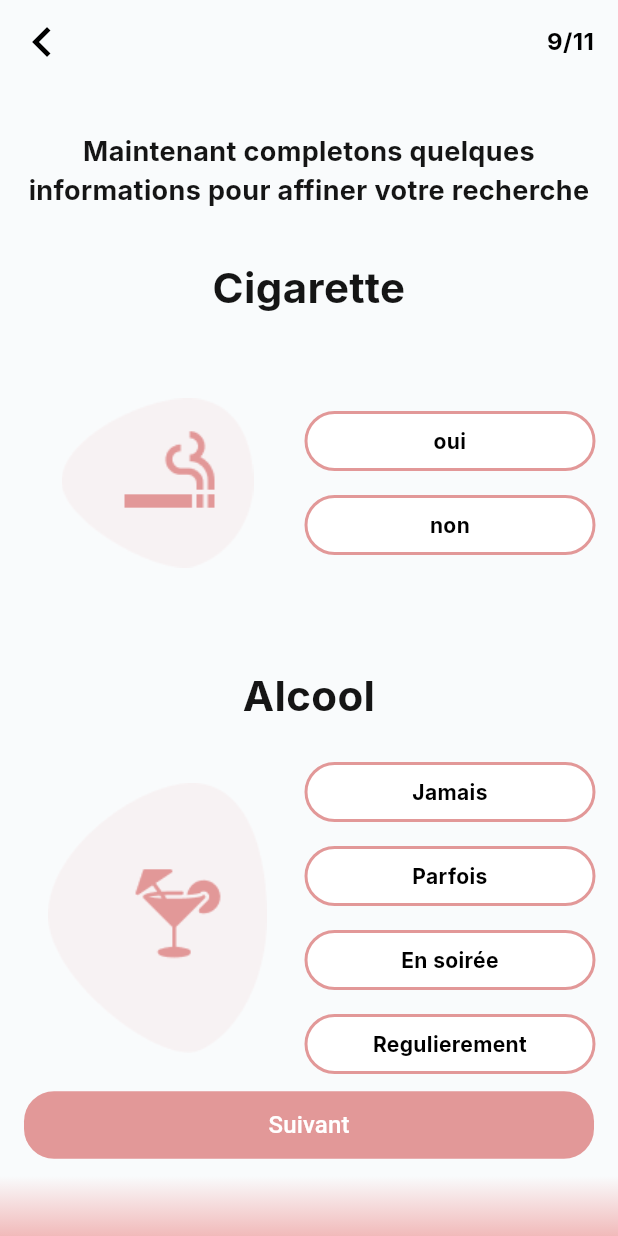
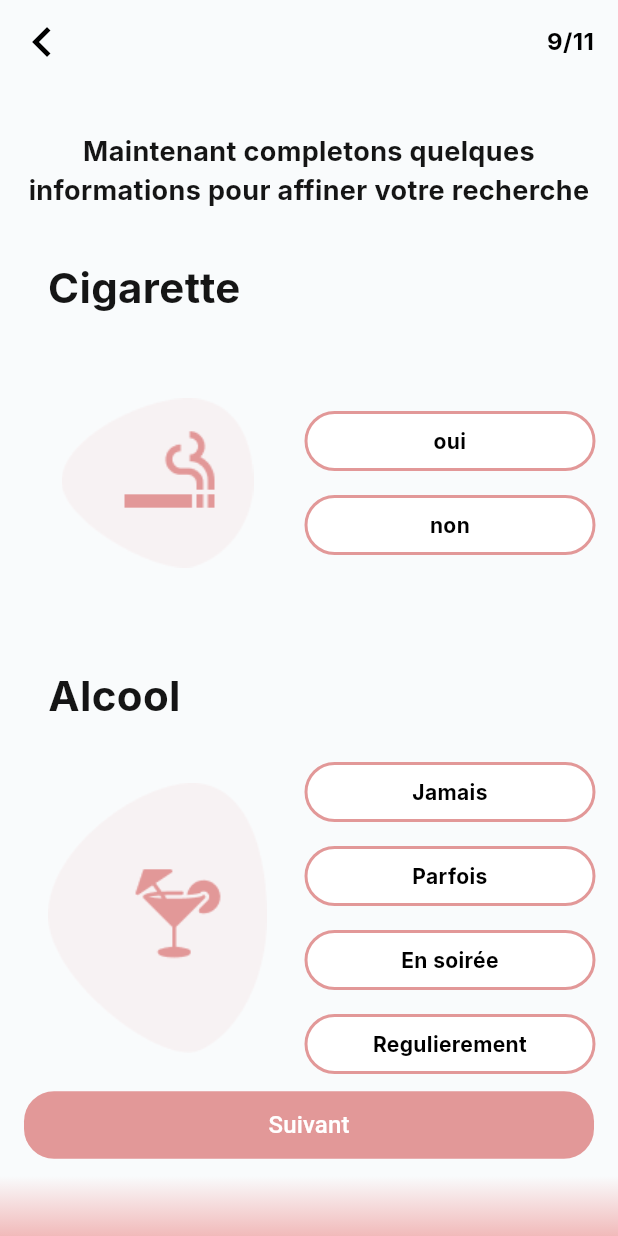
Before and after one commit to bantubeat/featlink_app_ui, a Flutter app: the CreateProfileStep1o8Screen screen opened directly, on a phone screen of 412 x 824 dp. Run offline on Flutter 3.47's test engine with Material 3 defaults, Android fonts, the phone set to English and light mode, and no system bars; our stand-ins replace country_picker, dotted_border, easy_localization, flutter_vector_icons, google_fonts, image_picker and 1 more.

Commit message:
Fix some design errors

```diff
--- a/assets/i18n/fr.json
+++ b/assets/i18n/fr.json
@@ -95,4 +95,5 @@
         "alcool_party": "En soirée",
         "alcool_regulary": "Regulierement"
     }
+
 }
--- a/lib/src/screens/_create_profile/create_profile_step_1o8_screen.dart
+++ b/lib/src/screens/_create_profile/create_profile_step_1o8_screen.dart
@@ -59,6 +59,7 @@ class _CreateProfileStep1o8ScreenState
           Expanded(
             child: SingleChildScrollView(
               child: Column(
+                crossAxisAlignment: CrossAxisAlignment.start,
                 children: [
                   const SizedBox(
                     height: 32,
@@ -77,13 +78,16 @@ class _CreateProfileStep1o8ScreenState
                   const SizedBox(
                     height: 32,
                   ),
-                  Text(
+                  Padding(
+                    padding: const EdgeInsets.symmetric(horizontal: 32),
+                    child: Text(
                       LocaleKeys.create_profile_step_1o8_screen_smoke.tr(),
                       style: const TextStyle(
                         fontSize: 28,
                         fontWeight: FontWeight.bold,
                       ),
                       textAlign: TextAlign.center,
+                    ),
                   ),
                   const SizedBox(
                     height: 20,
@@ -156,13 +160,16 @@ class _CreateProfileStep1o8ScreenState
                   const SizedBox(
                     height: 32,
                   ),
-                  Text(
+                  Padding(
+                    padding: const EdgeInsets.symmetric(horizontal: 32),
+                    child: Text(
                       LocaleKeys.create_profile_step_1o8_screen_alcool.tr(),
                       style: const TextStyle(
                         fontSize: 28,
                         fontWeight: FontWeight.bold,
                       ),
-                    textAlign: TextAlign.center,
+                      textAlign: TextAlign.left,
+                    ),
                   ),
                   const SizedBox(
                     height: 16,
@@ -228,11 +235,11 @@ class _CreateProfileStep1o8ScreenState
                             }),
                           ),
                         ),
-                        const SizedBox(
-                          height: 32,
-                        ),
                       ],
                     ),
+                  ),
+                  const SizedBox(
+                    height: 48,
                   ),
                 ],
               ),
```
Also changed, not shown: lib/src/screens/_create_profile/create_profile_step_1o6_screen.dart (+9 -2 lines), lib/src/screens/_create_profile/create_profile_step_1o7_screen.dart (+10 -2 lines). Lines whose indentation alone changed are shown as unchanged.
